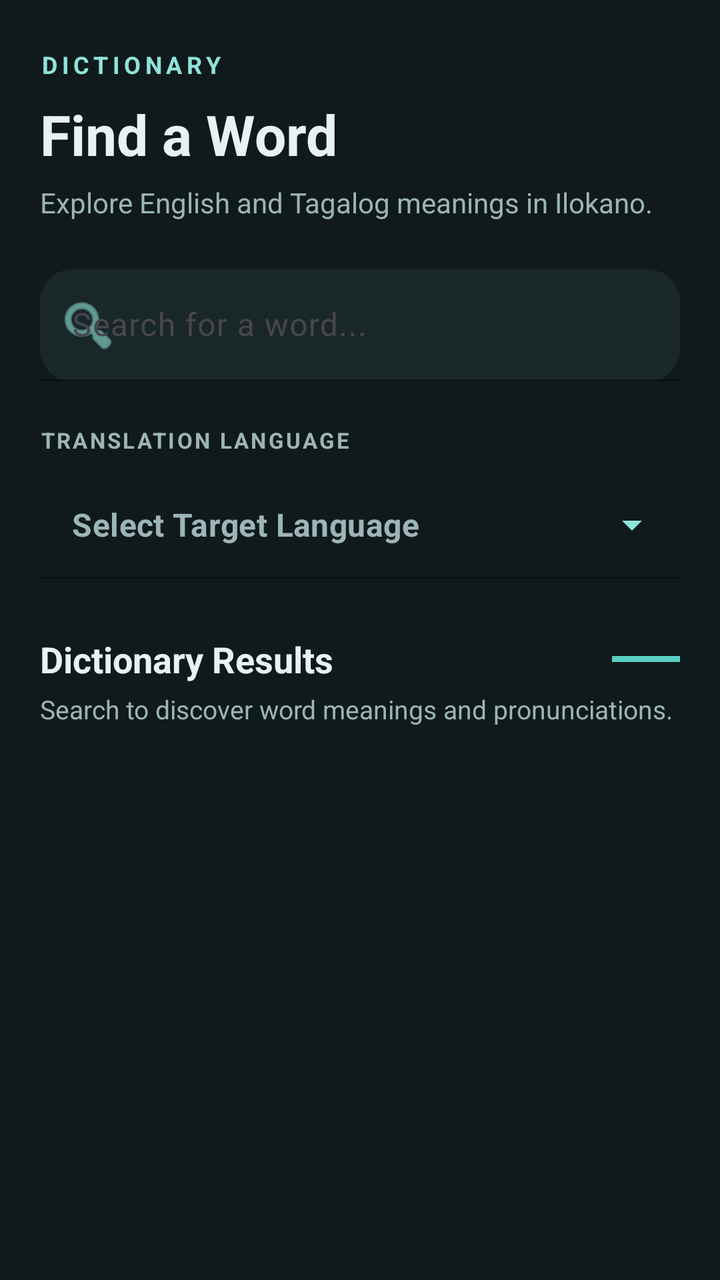
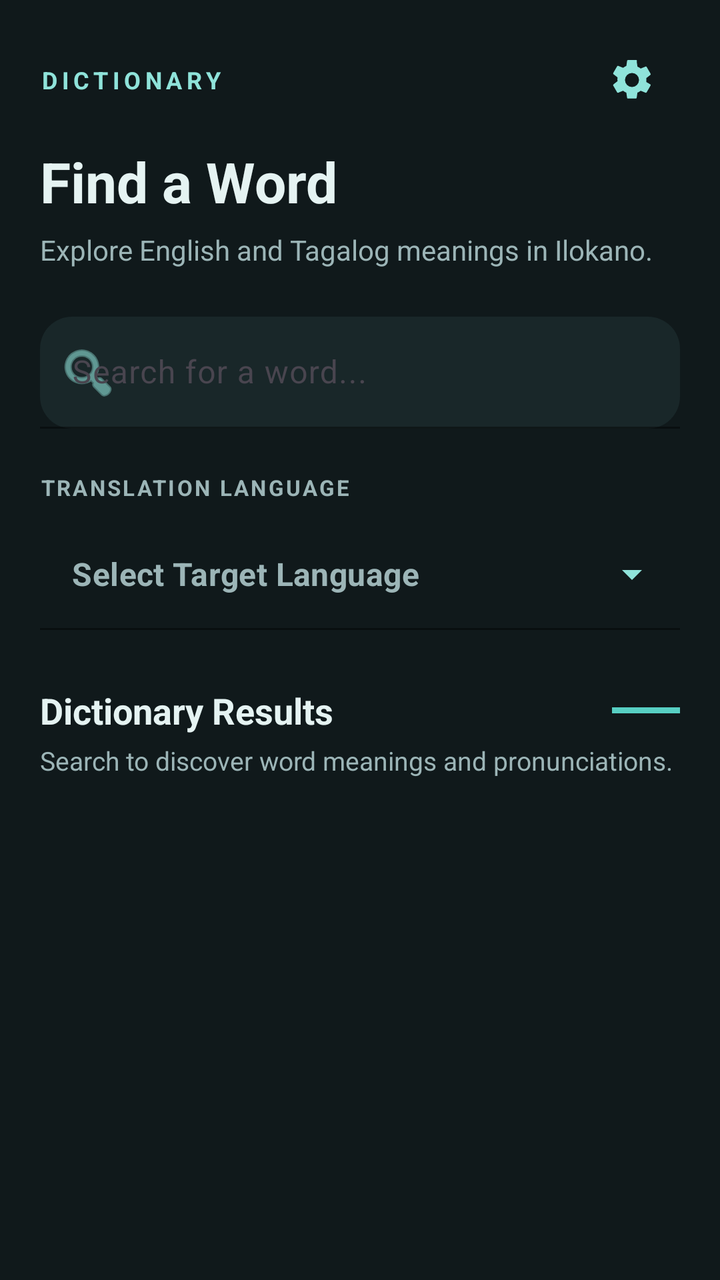

The first picture is an Android layout as it rendered before a commit; the second is the same layout after the commit. The layout source and the unified diff follow.
<!-- AndroidManifest.xml: application theme Theme.IlokanoTranslator -->
<!-- res/layout/fragment_dictionary.xml -->
<?xml version="1.0" encoding="utf-8"?>
<LinearLayout
    xmlns:android="http://schemas.android.com/apk/res/android"
    xmlns:app="http://schemas.android.com/apk/res-auto"
    android:layout_width="match_parent"
    android:layout_height="match_parent"
    android:orientation="vertical"
    android:background="@color/app_background"
    android:paddingStart="20dp"
    android:paddingEnd="20dp"
    android:paddingTop="24dp"
    android:paddingBottom="12dp">

    

    <TextView
        android:layout_width="wrap_content"
        android:layout_height="wrap_content"
        android:text="DICTIONARY"
        android:textColor="@color/accent_teal"
        android:textSize="12sp"
        android:textStyle="bold"
        android:letterSpacing="0.18"
        android:layout_marginBottom="8dp" />

    <TextView
        android:layout_width="match_parent"
        android:layout_height="wrap_content"
        android:text="Find a Word"
        android:textColor="@color/text_light"
        android:textSize="28sp"
        android:textStyle="bold"
        android:layout_marginBottom="6dp" />

    <TextView
        android:layout_width="match_parent"
        android:layout_height="wrap_content"
        android:text="Explore English and Tagalog meanings in Ilokano."
        android:textColor="@color/hint_text"
        android:textSize="14sp"
        android:lineSpacingExtra="3dp"
        android:layout_marginBottom="24dp" />

    

    <com.google.android.material.textfield.TextInputLayout
        android:layout_width="match_parent"
        android:layout_height="wrap_content"
        android:hint="Search for a word..."
        app:boxBackgroundMode="filled"
        app:boxBackgroundColor="@color/card_background"
        app:boxStrokeColor="@color/accent_teal"
        app:boxStrokeWidth="1dp"
        app:boxStrokeWidthFocused="1dp"
        app:boxCornerRadiusTopStart="16dp"
        app:boxCornerRadiusTopEnd="16dp"
        app:boxCornerRadiusBottomStart="16dp"
        app:boxCornerRadiusBottomEnd="16dp"
        app:startIconDrawable="@android:drawable/ic_menu_search"
        app:startIconTint="@color/accent_teal"
        app:hintTextColor="@color/hint_text"
        app:boxStrokeErrorColor="@color/accent_teal">

        <com.google.android.material.textfield.TextInputEditText
            android:id="@+id/searchBar"
            android:layout_width="match_parent"
            android:layout_height="wrap_content"
            android:minHeight="56dp"
            android:paddingTop="14dp"
            android:paddingBottom="14dp"
            android:singleLine="true"
            android:imeOptions="actionSearch"
            android:inputType="text"
            android:textColor="@color/text_light"
            android:textColorHint="@color/hint_text"
            android:textSize="16sp" />

    </com.google.android.material.textfield.TextInputLayout>

    

    <TextView
        android:layout_width="match_parent"
        android:layout_height="wrap_content"
        android:text="TRANSLATION LANGUAGE"
        android:textColor="@color/hint_text"
        android:textSize="11sp"
        android:textStyle="bold"
        android:letterSpacing="0.10"
        android:layout_marginTop="22dp"
        android:layout_marginBottom="8dp" />

    <com.google.android.material.textfield.TextInputLayout
        android:id="@+id/languageDropdownLayout"
        style="@style/Widget.MaterialComponents.TextInputLayout.FilledBox.ExposedDropdownMenu"
        android:layout_width="match_parent"
        android:layout_height="wrap_content"
        app:boxBackgroundMode="filled"
        app:boxBackgroundColor="@color/card_background"
        app:boxStrokeColor="@color/accent_teal"
        app:boxStrokeWidth="1dp"
        app:boxStrokeWidthFocused="1dp"
        app:boxCornerRadiusTopStart="16dp"
        app:boxCornerRadiusTopEnd="16dp"
        app:boxCornerRadiusBottomStart="16dp"
        app:boxCornerRadiusBottomEnd="16dp"
        app:hintEnabled="false"
        app:endIconMode="dropdown_menu"
        app:endIconTint="@color/accent_teal">

        <AutoCompleteTextView
            android:id="@+id/languageDropdown"
            android:layout_width="match_parent"
            android:layout_height="wrap_content"
            android:minHeight="54dp"
            android:background="@android:color/transparent"
            android:paddingStart="16dp"
            android:paddingTop="12dp"
            android:paddingEnd="16dp"
            android:paddingBottom="12dp"
            android:hint="Select Target Language"
            android:textColor="@color/text_light"
            android:textColorHint="@color/hint_text"
            android:textSize="16sp"
            android:textStyle="bold"
            android:inputType="none"
            android:focusable="false"
            android:clickable="true" />

    </com.google.android.material.textfield.TextInputLayout>

    

    <LinearLayout
        android:layout_width="match_parent"
        android:layout_height="wrap_content"
        android:orientation="horizontal"
        android:gravity="center_vertical"
        android:layout_marginTop="28dp"
        android:layout_marginBottom="4dp">

        <TextView
            android:layout_width="0dp"
            android:layout_height="wrap_content"
            android:layout_weight="1"
            android:text="Dictionary Results"
            android:textColor="@color/text_light"
            android:textSize="18sp"
            android:textStyle="bold" />

        <View
            android:layout_width="34dp"
            android:layout_height="3dp"
            android:background="@color/primary_teal" />

    </LinearLayout>

    <TextView
        android:layout_width="match_parent"
        android:layout_height="wrap_content"
        android:text="Search to discover word meanings and pronunciations."
        android:textColor="@color/hint_text"
        android:textSize="13sp"
        android:lineSpacingExtra="2dp"
        android:layout_marginBottom="8dp" />

    

    <ProgressBar
        android:id="@+id/progressBar"
        style="?android:attr/progressBarStyle"
        android:layout_width="32dp"
        android:layout_height="32dp"
        android:layout_gravity="center"
        android:layout_marginTop="12dp"
        android:indeterminate="true"
        android:indeterminateTint="@color/accent_teal"
        android:visibility="gone" />

    

    <TextView
        android:id="@+id/textViewEmpty"
        android:layout_width="match_parent"
        android:layout_height="wrap_content"
        android:gravity="center"
        android:paddingStart="20dp"
        android:paddingEnd="20dp"
        android:paddingTop="24dp"
        android:paddingBottom="24dp"
        android:text="No words found"
        android:textColor="@color/hint_text"
        android:textSize="15sp"
        android:visibility="gone" />

    

    <androidx.recyclerview.widget.RecyclerView
        android:id="@+id/recyclerViewDictionary"
        android:layout_width="match_parent"
        android:layout_height="0dp"
        android:layout_weight="1"
        android:layout_marginTop="8dp"
        android:clipToPadding="false"
        android:paddingTop="4dp"
        android:paddingBottom="16dp"
        android:scrollbars="vertical"
        android:overScrollMode="ifContentScrolls" />

</LinearLayout>
<!-- resources referenced by this layout -->
<resources>
  <color name="accent_teal">#8FE3DA</color>
  <color name="app_background">#10191B</color>
  <color name="card_background">#192729</color>
  <color name="hint_text">#9CB5B7</color>
  <color name="primary_teal">#57CFC3</color>
  <color name="text_light">#E5F3F2</color>
  <style name="Theme.IlokanoTranslator" parent="Base.Theme.IlokanoTranslator" />
  <style name="Base.Theme.IlokanoTranslator" parent="Theme.Material3.DayNight.NoActionBar">
  
          
          <item name="colorPrimary">@color/primary_teal</item>
          <item name="colorOnPrimary">@color/text_dark</item>
  
          
          <item name="colorSecondary">@color/accent_teal</item>
          <item name="colorOnSecondary">@color/text_dark</item>
  
          
          <item name="colorTertiary">@color/accent_yellow</item>
          <item name="colorOnTertiary">@color/text_dark</item>
  
          
          <item name="colorSurface">@color/card_background</item>
          <item name="colorOnSurface">@color/text_light</item>
  
          
          <item name="android:colorBackground">@color/app_background</item>
          <item name="android:windowBackground">@color/app_background</item>
  
          
          <item name="android:statusBarColor">@color/app_background</item>
          <item name="android:windowLightStatusBar">false</item>
  
          
          <item name="android:navigationBarColor">@color/app_background</item>
          <item name="android:windowLightNavigationBar">false</item>
  
          
          <item name="colorControlActivated">@color/primary_teal</item>
          <item name="colorControlNormal">@color/light_gray</item>
          <item name="colorControlHighlight">#3357CFC3</item>
  
      </style>
  <color name="text_dark">#122023</color>
  <color name="accent_yellow">#FFB74D</color>
  <color name="light_gray">#B4C5C6</color>
</resources>

<!-- the commit's change to res/layout/fragment_dictionary.xml (unified diff, before → after) -->
@@ -8,20 +8,44 @@
     android:background="@color/app_background"
     android:paddingStart="20dp"
     android:paddingEnd="20dp"
-    android:paddingTop="24dp"
+    android:paddingTop="16dp"
     android:paddingBottom="12dp">
 
     
 
-    <TextView
-        android:layout_width="wrap_content"
-        android:layout_height="wrap_content"
-        android:text="DICTIONARY"
-        android:textColor="@color/accent_teal"
-        android:textSize="12sp"
-        android:textStyle="bold"
-        android:letterSpacing="0.18"
-        android:layout_marginBottom="8dp" />
+    <LinearLayout
+        android:layout_width="match_parent"
+        android:layout_height="wrap_content"
+        android:orientation="horizontal"
+        android:gravity="center_vertical"
+        android:layout_marginBottom="8dp">
+
+        <TextView
+            android:layout_width="0dp"
+            android:layout_height="wrap_content"
+            android:layout_weight="1"
+            android:text="DICTIONARY"
+            android:textColor="@color/accent_teal"
+            android:textSize="12sp"
+            android:textStyle="bold"
+            android:letterSpacing="0.18" />
+
+        <ImageButton
+            android:id="@+id/buttonSettingsMenu"
+            android:layout_width="48dp"
+            android:layout_height="48dp"
+            android:background="?attr/selectableItemBackgroundBorderless"
+            android:src="@drawable/ic_settings_teal"
+            android:contentDescription="Open settings menu"
+            android:padding="12dp"
+            android:scaleType="centerInside"
+            android:clickable="true"
+            android:focusable="true"
+            android:importantForAccessibility="yes" />
+
+    </LinearLayout>
+
+    
 
     <TextView
         android:layout_width="match_parent"
@@ -112,12 +136,12 @@
             android:id="@+id/languageDropdown"
             android:layout_width="match_parent"
             android:layout_height="wrap_content"
-            android:minHeight="54dp"
+            android:minHeight="56dp"
             android:background="@android:color/transparent"
             android:paddingStart="16dp"
-            android:paddingTop="12dp"
+            android:paddingTop="14dp"
             android:paddingEnd="16dp"
-            android:paddingBottom="12dp"
+            android:paddingBottom="14dp"
             android:hint="Select Target Language"
             android:textColor="@color/text_light"
             android:textColorHint="@color/hint_text"
@@ -128,6 +152,7 @@
             android:clickable="true" />
 
     </com.google.android.material.textfield.TextInputLayout>
+    ```
 
     
 
<!-- resource entries referenced after the edit -->
@@ -6,6 +6,17 @@
   <color name="hint_text">#9CB5B7</color>
   <color name="primary_teal">#57CFC3</color>
   <color name="text_light">#E5F3F2</color>
+  <!-- drawable ic_settings_teal (drawable) -->
+  <vector xmlns:android="http://schemas.android.com/apk/res/android"
+      android:width="24dp"
+      android:height="24dp"
+      android:viewportWidth="24"
+      android:viewportHeight="24">
+  
+      <path
+          android:fillColor="@color/accent_teal"
+          android:pathData="M19.14,12.94c0.04,-0.31 0.06,-0.62 0.06,-0.94s-0.02,-0.63 -0.07,-0.94l2.03,-1.58a0.5,0.5 0,0 0,0.12 -0.64l-1.92,-3.32a0.5,0.5 0,0 0,-0.61 -0.22l-2.39,0.96a7.1,7.1 0,0 0,-1.63 -0.94l-0.36,-2.54A0.49,0.49 0,0 0,13.87 2h-3.84a0.49,0.49 0,0 0,-0.49 0.42L9.18,4.96a7.1,7.1 0,0 0,-1.63 0.94l-2.39,-0.96a0.5,0.5 0,0 0,-0.61 0.22L2.63,8.48a0.5,0.5 0,0 0,0.12 0.64l2.03,1.58c-0.05,0.31 -0.08,0.63 -0.08,0.95s0.02,0.63 0.07,0.94L2.74,14.17a0.5,0.5 0,0 0,-0.12 0.64l1.92,3.32a0.5,0.5 0,0 0,0.61 0.22l2.39,-0.96c0.5,0.39 1.05,0.71 1.63,0.94l0.36,2.54a0.49,0.49 0,0 0,0.49 0.42h3.84a0.49,0.49 0,0 0,0.49 -0.42l0.36,-2.54a7.1,7.1 0,0 0,1.63 -0.94l2.39,0.96a0.5,0.5 0,0 0,0.61 -0.22l1.92,-3.32a0.5,0.5 0,0 0,-0.12 -0.64l-2.09,-1.23zM12,15.5A3.5,3.5 0,1 1,12 8.5a3.5,3.5 0,0 1,0 7z" />
+  </vector>
   <style name="Theme.IlokanoTranslator" parent="Base.Theme.IlokanoTranslator" />
   <style name="Base.Theme.IlokanoTranslator" parent="Theme.Material3.DayNight.NoActionBar">
   
